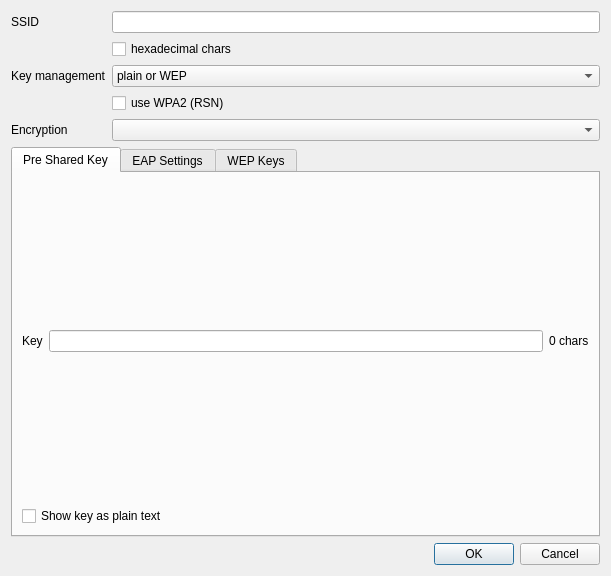
Before: the Qt Designer form qnut/apconf.ui in dosnut/nut, drawn with Qt 5.
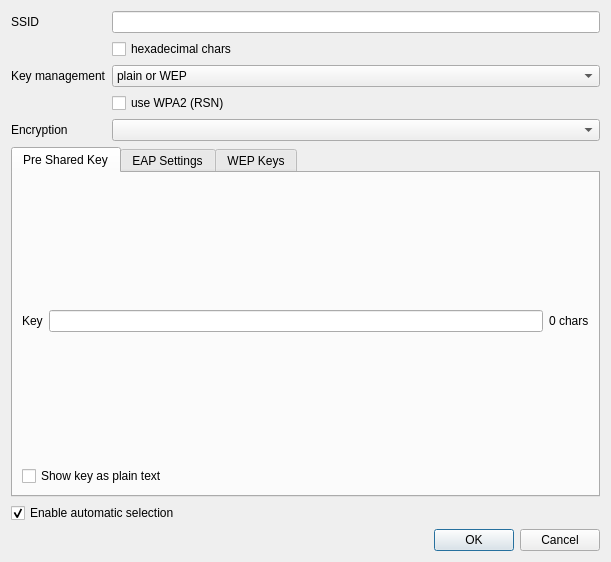
After: the same form once the commit is applied.

Diff of the .ui file:
```diff
--- a/qnut/apconf.ui
+++ b/qnut/apconf.ui
@@ -6,7 +6,7 @@
     <x>0</x>
     <y>0</y>
     <width>611</width>
-    <height>576</height>
+    <height>562</height>
    </rect>
   </property>
   <property name="windowTitle" >
@@ -388,6 +388,16 @@
      </widget>
     </widget>
    </item>
+   <item>
+    <widget class="QCheckBox" name="autoEnableCheck" >
+     <property name="text" >
+      <string>Enable automatic selection</string>
+     </property>
+     <property name="checked" >
+      <bool>true</bool>
+     </property>
+    </widget>
+   </item>
    <item>
     <widget class="QDialogButtonBox" name="buttonBox" >
      <property name="orientation" >
```
